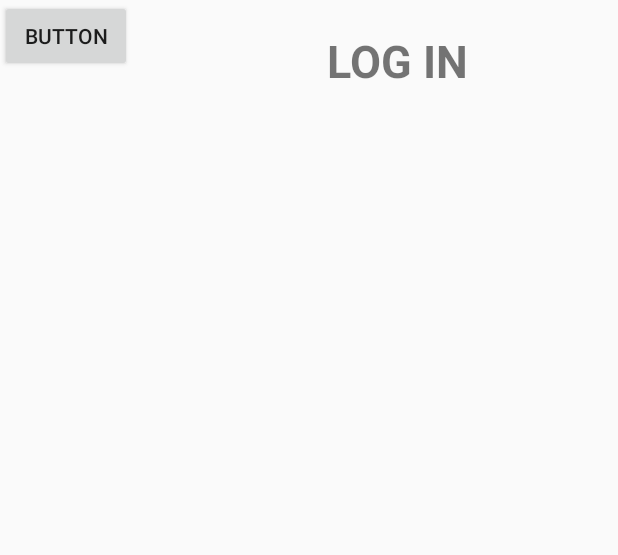
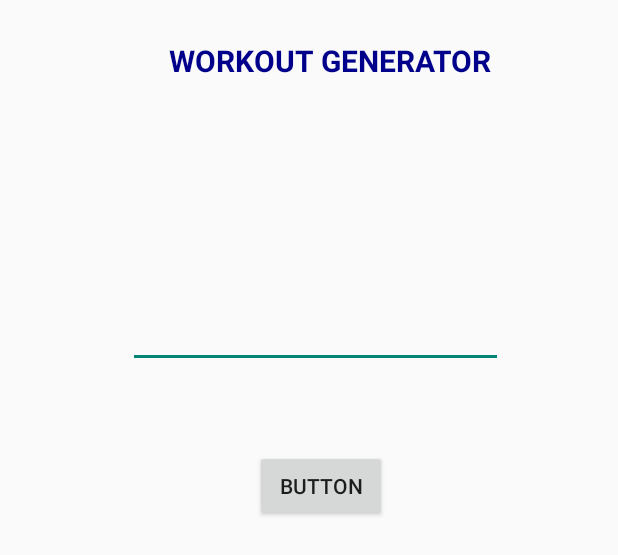
Before and after one commit to EmmanuelGR02/WorkoutGenerator, an Android app built with Jetpack Compose: the layout login_layout.xml on its own in the app's theme, with its tools: preview values and no code run, on a phone screen of 412 x 824 dp. Shown: the top 555 px of the screen. Run offline under Robolectric (Android 15) with nearby library versions, the phone set to English and light mode, and no system bars.

Commit message:
added editText to login_layout.xml

```diff
--- a/app/src/main/res/layout/login_layout.xml
+++ b/app/src/main/res/layout/login_layout.xml
@@ -9,21 +9,33 @@
     <!-- Title of the login page -->
     <TextView
         android:id="@+id/pageTitle_login"
-        android:layout_width="150dp"
+        android:layout_width="300dp"
         android:layout_height="50dp"
-        android:layout_marginStart="190dp"
+        android:layout_marginStart="70dp"
         android:layout_marginTop="15dp"
         android:gravity="center"
-        android:text="LOG IN"
+        android:text="WORKOUT GENERATOR"
         android:textStyle="bold"
-        android:textSize="30sp"
+        android:textSize="20sp"
+        android:textColor="@color/dark_blue"
         tools:layout_editor_absoluteX="238dp"
         tools:layout_editor_absoluteY="129dp" />
+
+    <EditText
+        android:id="@+id/username_login"
+        android:layout_width="250dp"
+        android:layout_height="wrap_content"
+        android:layout_marginStart="85dp"
+        android:layout_marginTop="200dp"
+        >
+    </EditText>
 
     <!-- Log in Button -->
     <Button
         android:id="@+id/button"
         android:layout_width="wrap_content"
         android:layout_height="wrap_content"
+        android:layout_marginStart="170dp"
+        android:layout_marginTop="300dp"
         android:text="Button" />
 </RelativeLayout>
--- a/app/src/main/res/values/colors.xml
+++ b/app/src/main/res/values/colors.xml
@@ -7,4 +7,5 @@
     <color name="teal_700">#FF018786</color>
     <color name="black">#FF000000</color>
     <color name="white">#FFFFFFFF</color>
+    <color name="dark_blue">#00008B</color>
 </resources>
```
